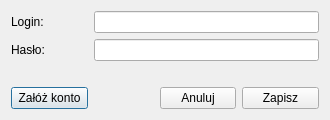
Before: the Qt Designer form ui/napiprojekt/frmnapiprojektconfig.ui in QNapi/qnapi, drawn with Qt 5.
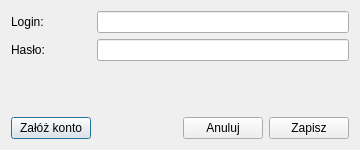
After: the same form once the commit is applied. Icons and pictures are not drawn.

Commit message: Poprawka wymiarow dla Mac OS X

```diff
--- a/ui/napiprojekt/frmnapiprojektconfig.ui
+++ b/ui/napiprojekt/frmnapiprojektconfig.ui
@@ -5,20 +5,20 @@
    <rect>
     <x>0</x>
     <y>0</y>
-    <width>330</width>
-    <height>120</height>
+    <width>360</width>
+    <height>150</height>
    </rect>
   </property>
   <property name="minimumSize" >
    <size>
     <width>330</width>
-    <height>120</height>
+    <height>130</height>
    </size>
   </property>
   <property name="maximumSize" >
    <size>
-    <width>400</width>
-    <height>150</height>
+    <width>450</width>
+    <height>180</height>
    </size>
   </property>
   <property name="windowTitle" >
@@ -28,7 +28,7 @@
    <iconset resource="../../res/resources.qrc" >
     <normaloff>:/engines/napiprojekt.png</normaloff>:/engines/napiprojekt.png</iconset>
   </property>
-  <layout class="QGridLayout" name="gridLayout" >
+  <layout class="QGridLayout" >
    <item row="0" column="0" >
     <widget class="QLabel" name="lbNick" >
      <property name="text" >
@@ -61,11 +61,11 @@
     </widget>
    </item>
    <item row="2" column="0" colspan="4" >
-    <spacer name="verticalSpacer" >
+    <spacer>
      <property name="orientation" >
       <enum>Qt::Vertical</enum>
      </property>
-     <property name="sizeHint" stdset="0" >
+     <property name="sizeHint" >
       <size>
        <width>318</width>
        <height>41</height>
@@ -81,11 +81,11 @@
     </widget>
    </item>
    <item row="3" column="1" >
-    <spacer name="horizontalSpacer" >
+    <spacer>
      <property name="orientation" >
       <enum>Qt::Horizontal</enum>
      </property>
-     <property name="sizeHint" stdset="0" >
+     <property name="sizeHint" >
       <size>
        <width>108</width>
        <height>20</height>
```
Left out of the diff: 3 changed lines with no effect on the pictures.
